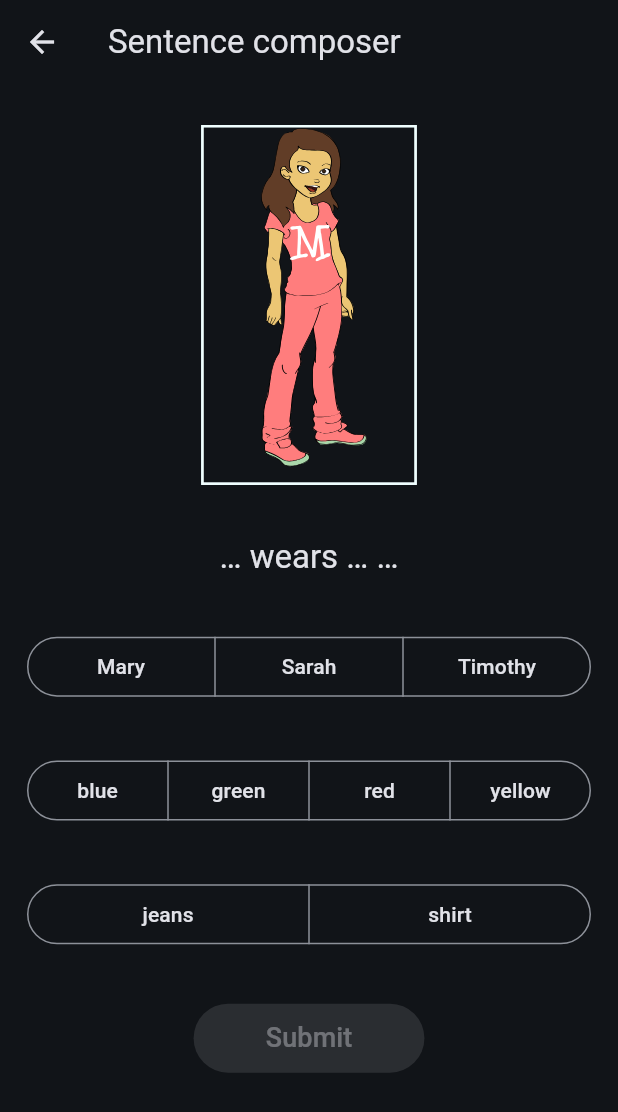
After one commit to mekispetermagan/skillbuildingapp, a Flutter app: the screen it shows after launch, scrolled down 152 dp, after a tap on "Sentence composer", on a phone screen of 412 x 824 dp. The commit adds this screen. Shown: the top 1112 px of the screen. Run offline on Flutter 3.47's test engine with Material 3 defaults, Android fonts, the phone set to English and light mode, and no system bars; our stand-ins replace flutter_svg; missing offline and left inert: flame, flutter_soloud.

Commit message:
Add sentence composer

```diff
--- /dev/null
+++ b/lib/controllers/sentence_composer_controller.dart
@@ -0,0 +1,140 @@
+import 'dart:async';
+import 'dart:math';
+
+import 'package:flutter/foundation.dart';
+
+import '../models/layered_person_outfit.dart';
+import '../models/sentence_quiz_sentence.dart';
+
+const sentenceComposerWinningScore = 10;
+const sentenceComposerFeedbackDuration = Duration(seconds: 1);
+
+enum SentenceComposerState { composing, feedback, won }
+
+enum ComposerChoiceFeedback { neutral, correct, wrong }
+
+class SentenceComposerController extends ChangeNotifier {
+  final Random _random;
+  final Duration feedbackDuration;
+
+  late LayeredPersonOutfit outfit;
+  SentencePerson? selectedPerson;
+  GarmentColor? selectedColor;
+  ClothingPiece? selectedPiece;
+  SentenceComposerState state = SentenceComposerState.composing;
+  int score = 0;
+  bool _disposed = false;
+
+  SentenceComposerController({
+    Random? random,
+    this.feedbackDuration = sentenceComposerFeedbackDuration,
+  }) : _random = random ?? Random() {
+    _nextExercise();
+  }
+
+  bool get canSelect => state == SentenceComposerState.composing;
+  bool get canSubmit =>
+      canSelect &&
+      selectedPerson != null &&
+      selectedColor != null &&
+      selectedPiece != null;
+
+  String get composedSentence {
+    final name = selectedPerson?.displayName ?? '…';
+    final color = selectedColor?.name ?? '…';
+    final piece = selectedPiece;
+    return switch (piece) {
+      ClothingPiece.shirt => '$name wears a $color shirt.',
+      ClothingPiece.jeans => '$name wears $color jeans.',
+      null => '$name wears $color …',
+    };
+  }
+
+  void start() {
+    score = 0;
+    state = SentenceComposerState.composing;
+    _nextExercise();
+    notifyListeners();
+  }
+
+  void selectPerson(SentencePerson person) {
+    if (!canSelect) return;
+    selectedPerson = person;
+    notifyListeners();
+  }
+
+  void selectColor(GarmentColor color) {
+    if (!canSelect) return;
+    selectedColor = color;
+    notifyListeners();
+  }
+
+  void selectPiece(ClothingPiece piece) {
+    if (!canSelect) return;
+    selectedPiece = piece;
+    notifyListeners();
+  }
+
+  Future<void> submit() async {
+    if (!canSubmit) return;
+    state = SentenceComposerState.feedback;
+    if (_isCorrect) score++;
+    notifyListeners();
+
+    await Future<void>.delayed(feedbackDuration);
+    if (_disposed) return;
+    if (score >= sentenceComposerWinningScore) {
+      state = SentenceComposerState.won;
+    } else {
+      state = SentenceComposerState.composing;
+      _nextExercise();
+    }
+    notifyListeners();
+  }
+
+  ComposerChoiceFeedback personFeedback(SentencePerson person) {
+    if (state != SentenceComposerState.feedback) {
+      return ComposerChoiceFeedback.neutral;
+    }
+    if (person == outfit.person) return ComposerChoiceFeedback.correct;
+    if (person == selectedPerson) return ComposerChoiceFeedback.wrong;
+    return ComposerChoiceFeedback.neutral;
+  }
+
+  ComposerChoiceFeedback colorFeedback(GarmentColor color) {
+    final piece = selectedPiece;
+    if (state != SentenceComposerState.feedback || piece == null) {
+      return ComposerChoiceFeedback.neutral;
+    }
+    if (color == outfit.colorFor(piece)) {
+      return ComposerChoiceFeedback.correct;
+    }
+    if (color == selectedColor) return ComposerChoiceFeedback.wrong;
+    return ComposerChoiceFeedback.neutral;
+  }
+
+  ComposerChoiceFeedback pieceFeedback(ClothingPiece piece) =>
+      state == SentenceComposerState.feedback && piece == selectedPiece
+      ? ComposerChoiceFeedback.correct
+      : ComposerChoiceFeedback.neutral;
+
+  bool get _isCorrect {
+    final piece = selectedPiece;
+    return piece != null &&
+        selectedPerson == outfit.person &&
+        selectedColor == outfit.colorFor(piece);
+  }
+
+  void _nextExercise() {
+    outfit = LayeredPersonOutfit.random(_random);
+    selectedPerson = null;
+    selectedColor = null;
+    selectedPiece = null;
+  }
+
+  @override
+  void dispose() {
+    _disposed = true;
+    super.dispose();
+  }
+}
--- a/lib/controllers/sentence_quiz_controller.dart
+++ b/lib/controllers/sentence_quiz_controller.dart
@@ -3,6 +3,7 @@ import 'dart:math';
 
 import 'package:flutter/foundation.dart';
 
+import '../models/layered_person_outfit.dart';
 import '../models/sentence_quiz_question.dart';
 import '../models/sentence_quiz_sentence.dart';
 
@@ -67,12 +68,10 @@ class SentenceQuizController extends ChangeNotifier {
   }
 
   void _generateQuestion() {
-    final person =
-        SentencePerson.values[_random.nextInt(SentencePerson.values.length)];
-    final shirtColor =
-        GarmentColor.values[_random.nextInt(GarmentColor.values.length)];
-    final jeansColor =
-        GarmentColor.values[_random.nextInt(GarmentColor.values.length)];
+    final outfit = LayeredPersonOutfit.random(_random);
+    final person = outfit.person;
+    final shirtColor = outfit.shirtColor;
+    final jeansColor = outfit.jeansColor;
     final visible = <SentenceQuizSentence>{
       SentenceQuizSentence(
         person: person,
@@ -101,9 +100,7 @@ class SentenceQuizController extends ChangeNotifier {
     final options = [solution, ...distractors.take(3)]..shuffle(_random);
 
     question = SentenceQuizQuestion(
-      person: person,
-      shirtColor: shirtColor,
-      jeansColor: jeansColor,
+      outfit: outfit,
       options: options,
       correctIndex: options.indexOf(solution),
     );
--- a/lib/controllers/session_controller.dart
+++ b/lib/controllers/session_controller.dart
@@ -29,6 +29,7 @@ import 'memory_controller.dart';
 import 'missing_letters_controller.dart';
 import 'phrase_building_controller.dart';
 import 'sentence_quiz_controller.dart';
+import 'sentence_composer_controller.dart';
 
 enum SessionStatus {
   menu,
@@ -40,6 +41,7 @@ enum SessionStatus {
   letterCatching,
   conveyor,
   sentenceQuiz,
+  sentenceComposer,
 }
 
 class SessionController extends ChangeNotifier {
@@ -62,12 +64,15 @@ class SessionController extends ChangeNotifier {
   String? _memoryError;
   bool _disposed = false;
   late final SentenceQuizController _sentenceQuizController;
+  late final SentenceComposerController _sentenceComposerController;
   SessionStatus status = SessionStatus.menu;
 
   SessionController({AssetBundle? assetBundle, AssetAudioPlayer? audioPlayer})
     : _assetBundle = assetBundle ?? rootBundle,
       _audioPlayer = audioPlayer ?? SoloudAssetAudioPlayer() {
     _sentenceQuizController = SentenceQuizController()
+      ..addListener(_forwardFeatureNotification);
+    _sentenceComposerController = SentenceComposerController()
       ..addListener(_forwardFeatureNotification);
     unawaited(_initializePhraseBuilding());
     unawaited(_initializeLetterDragging());
@@ -87,6 +92,7 @@ class SessionController extends ChangeNotifier {
     ('Letter catching', openLetterCatching),
     ('Word conveyor', openConveyor),
     ('Sentence quiz', openSentenceQuiz),
+    ('Sentence composer', openSentenceComposer),
   ];
 
   bool get phraseBuildingIsLoading =>
@@ -190,6 +196,16 @@ class SessionController extends ChangeNotifier {
   }
 
   void restartSentenceQuiz() => _sentenceQuizController.start();
+
+  SentenceComposerController get sentenceComposerController =>
+      _sentenceComposerController;
+
+  void openSentenceComposer() {
+    _sentenceComposerController.start();
+    _open(SessionStatus.sentenceComposer);
+  }
+
+  void restartSentenceComposer() => _sentenceComposerController.start();
 
   bool get missingLettersIsLoading =>
       _missingLettersController == null && _missingLettersError == null;
@@ -422,6 +438,8 @@ class SessionController extends ChangeNotifier {
     _memoryController?.dispose();
     _sentenceQuizController.removeListener(_forwardFeatureNotification);
     _sentenceQuizController.dispose();
+    _sentenceComposerController.removeListener(_forwardFeatureNotification);
+    _sentenceComposerController.dispose();
     super.dispose();
   }
 }
--- a/lib/main.dart
+++ b/lib/main.dart
@@ -118,6 +118,11 @@ class AppRootState extends State<AppRoot> {
           onBack: _sessionController.openMenu,
           onRestart: _sessionController.restartSentenceQuiz,
         ),
+        SessionStatus.sentenceComposer => SentenceComposerScreen(
+          controller: _sessionController.sentenceComposerController,
+          onBack: _sessionController.openMenu,
+          onRestart: _sessionController.restartSentenceComposer,
+        ),
       },
     );
   }
--- /dev/null
+++ b/lib/models/layered_person_outfit.dart
@@ -0,0 +1,38 @@
+import 'dart:math';
+
+import 'sentence_quiz_sentence.dart';
+
+class LayeredPersonOutfit {
+  final SentencePerson person;
+  final GarmentColor shirtColor;
+  final GarmentColor jeansColor;
+
+  const LayeredPersonOutfit({
+    required this.person,
+    required this.shirtColor,
+    required this.jeansColor,
+  });
+
+  factory LayeredPersonOutfit.random(Random random) => LayeredPersonOutfit(
+    person: SentencePerson.values[random.nextInt(SentencePerson.values.length)],
+    shirtColor: GarmentColor.values[random.nextInt(GarmentColor.values.length)],
+    jeansColor: GarmentColor.values[random.nextInt(GarmentColor.values.length)],
+  );
+
+  SentenceQuizSentence get visibleShirt => SentenceQuizSentence(
+    person: person,
+    color: shirtColor,
+    piece: ClothingPiece.shirt,
+  );
+
+  SentenceQuizSentence get visibleJeans => SentenceQuizSentence(
+    person: person,
+    color: jeansColor,
+    piece: ClothingPiece.jeans,
+  );
+
+  GarmentColor colorFor(ClothingPiece piece) => switch (piece) {
+    ClothingPiece.shirt => shirtColor,
+    ClothingPiece.jeans => jeansColor,
+  };
+}
--- a/lib/models/sentence_quiz_question.dart
+++ b/lib/models/sentence_quiz_question.dart
@@ -1,16 +1,13 @@
+import 'layered_person_outfit.dart';
 import 'sentence_quiz_sentence.dart';
 
 class SentenceQuizQuestion {
-  final SentencePerson person;
-  final GarmentColor shirtColor;
-  final GarmentColor jeansColor;
+  final LayeredPersonOutfit outfit;
   final List<SentenceQuizSentence> options;
   final int correctIndex;
 
   SentenceQuizQuestion({
-    required this.person,
-    required this.shirtColor,
-    required this.jeansColor,
+    required this.outfit,
     required List<SentenceQuizSentence> options,
     required this.correctIndex,
   }) : options = List.unmodifiable(options) {
@@ -19,15 +16,7 @@ class SentenceQuizQuestion {
 
   SentenceQuizSentence get solution => options[correctIndex];
 
-  SentenceQuizSentence get visibleShirt => SentenceQuizSentence(
-    person: person,
-    color: shirtColor,
-    piece: ClothingPiece.shirt,
-  );
+  SentenceQuizSentence get visibleShirt => outfit.visibleShirt;
 
-  SentenceQuizSentence get visibleJeans => SentenceQuizSentence(
-    person: person,
-    color: jeansColor,
-    piece: ClothingPiece.jeans,
-  );
+  SentenceQuizSentence get visibleJeans => outfit.visibleJeans;
 }
--- a/lib/screens/screens.dart
+++ b/lib/screens/screens.dart
@@ -5,6 +5,7 @@ export 'conveyor_screen.dart';
 export 'feature7_screen.dart';
 export 'feature8_screen.dart';
 export 'sentence_quiz_screen.dart';
+export 'sentence_composer_screen.dart';
 export 'menu_screen.dart';
 export 'letter_dragging_result_screen.dart';
 export 'letter_dragging_screen.dart';
--- /dev/null
+++ b/lib/screens/sentence_composer_screen.dart
@@ -0,0 +1,155 @@
+import 'package:flutter/material.dart';
+
+import '../controllers/sentence_composer_controller.dart';
+import '../models/sentence_quiz_sentence.dart';
+import '../widgets/feature_app_bar.dart';
+import '../widgets/layered_person.dart';
+import '../widgets/rewards.dart';
+import '../widgets/single_select_segments.dart';
+
+class SentenceComposerScreen extends StatelessWidget {
+  final SentenceComposerController controller;
+  final VoidCallback onBack;
+  final VoidCallback onRestart;
+
+  const SentenceComposerScreen({
+    required this.controller,
+    required this.onBack,
+    required this.onRestart,
+    super.key,
+  });
+
+  @override
+  Widget build(BuildContext context) => Scaffold(
+    appBar: FeatureAppBar(title: 'Sentence composer', onBack: onBack),
+    body: SafeArea(
+      child: ListenableBuilder(
+        listenable: controller,
+        builder: (_, _) => Stack(
+          children: [
+            Positioned.fill(child: _ComposerContent(controller: controller)),
+            if (controller.state == SentenceComposerState.won)
+              Positioned.fill(
+                child: ColoredBox(
+                  color: Colors.black54,
+                  child: Center(
+                    child: Column(
+                      mainAxisSize: MainAxisSize.min,
+                      children: [
+                        Text(
+                          'Congratulations!',
+                          style: Theme.of(context).textTheme.headlineMedium,
+                        ),
+                        const SizedBox(height: 20),
+                        FilledButton(
+                          onPressed: onRestart,
+                          child: const Text('Play again?'),
+                        ),
+                      ],
+                    ),
+                  ),
+                ),
+              ),
+          ],
+        ),
+      ),
+    ),
+  );
+}
+
+class _ComposerContent extends StatelessWidget {
+  final SentenceComposerController controller;
+
+  const _ComposerContent({required this.controller});
+
+  @override
+  Widget build(BuildContext context) {
+    final outfit = controller.outfit;
+    final canSelect = controller.canSelect;
+    return CustomScrollView(
+      slivers: [
+        SliverFillRemaining(
+          hasScrollBody: false,
+          child: Padding(
+            padding: const EdgeInsets.symmetric(horizontal: 18, vertical: 10),
+            child: Column(
+              mainAxisAlignment: MainAxisAlignment.spaceAround,
+              crossAxisAlignment: CrossAxisAlignment.stretch,
+              children: [
+                LayeredPerson(
+                  shirtImagePath: outfit.visibleShirt.imagePath,
+                  jeansImagePath: outfit.visibleJeans.imagePath,
+                ),
+                Text(
+                  controller.composedSentence,
+                  textAlign: TextAlign.center,
+                  style: Theme.of(context).textTheme.titleLarge,
+                ),
+                SingleSelectSegments<SentencePerson>(
+                  choices: [
+                    for (final person in SentencePerson.values)
+                      SegmentChoice(
+                        value: person,
+                        label: person.displayName,
+                        feedback: _feedback(controller.personFeedback(person)),
+                      ),
+                  ],
+                  selected: controller.selectedPerson,
+                  onSelected: canSelect ? controller.selectPerson : null,
+                ),
+                SingleSelectSegments<GarmentColor>(
+                  choices: [
+                    for (final color in GarmentColor.values)
+                      SegmentChoice(
+                        value: color,
+                        label: color.name,
+                        feedback: _feedback(controller.colorFeedback(color)),
+                      ),
+                  ],
+                  selected: controller.selectedColor,
+                  onSelected: canSelect ? controller.selectColor : null,
+                ),
+                SingleSelectSegments<ClothingPiece>(
+                  choices: [
+                    for (final piece in const [
+                      ClothingPiece.jeans,
+                      ClothingPiece.shirt,
+                    ])
+                      SegmentChoice(
+                        value: piece,
+                        label: piece.name,
+                        feedback: _feedback(controller.pieceFeedback(piece)),
+                      ),
+                  ],
+                  selected: controller.selectedPiece,
+                  onSelected: canSelect ? controller.selectPiece : null,
+                ),
+                Center(
+                  child: FilledButton(
+                    key: const ValueKey('sentence-composer-submit'),
+                    onPressed: controller.canSubmit ? controller.submit : null,
+                    child: const Padding(
+                      padding: EdgeInsets.symmetric(
+                        horizontal: 24,
+                        vertical: 10,
+                      ),
+                      child: Text('Submit', style: TextStyle(fontSize: 18)),
+                    ),
+                  ),
+                ),
+                SizedBox(height: 46, child: Rewards(count: controller.score)),
+              ],
+            ),
+          ),
+        ),
+      ],
+    );
+  }
+
+  SegmentFeedback _feedback(ComposerChoiceFeedback feedback) =>
+      switch (feedback) {
+        ComposerChoiceFeedback.neutral => SegmentFeedback.neutral,
+        ComposerChoiceFeedback.correct => SegmentFeedback.correct,
+        ComposerChoiceFeedback.wrong => SegmentFeedback.wrong,
+      };
+}
--- /dev/null
+++ b/lib/widgets/single_select_segments.dart
@@ -0,0 +1,84 @@
+import 'package:flutter/material.dart';
+
+enum SegmentFeedback { neutral, correct, wrong }
+
+class SegmentChoice<T> {
+  final T value;
+  final String label;
+  final SegmentFeedback feedback;
+
+  const SegmentChoice({
+    required this.value,
+    required this.label,
+    this.feedback = SegmentFeedback.neutral,
+  });
+}
+
+class SingleSelectSegments<T> extends StatelessWidget {
+  final List<SegmentChoice<T>> choices;
+  final T? selected;
+  final ValueChanged<T>? onSelected;
+
+  const SingleSelectSegments({
+    required this.choices,
+    required this.selected,
+    required this.onSelected,
+    super.key,
+  });
+
+  @override
+  Widget build(BuildContext context) => SegmentedButton<T>(
+    segments: [
+      for (final choice in choices)
+        ButtonSegment<T>(
+          value: choice.value,
+          label: _SegmentLabel(label: choice.label, feedback: choice.feedback),
+        ),
+    ],
+    selected: selected == null ? <T>{} : <T>{selected as T},
+    emptySelectionAllowed: true,
+    showSelectedIcon: false,
+    expandedInsets: EdgeInsets.zero,
+    onSelectionChanged: onSelected == null
+        ? null
+        : (values) {
+            if (values.isNotEmpty) onSelected!(values.single);
+          },
+  );
+}
+
+class _SegmentLabel extends StatelessWidget {
+  final String label;
+  final SegmentFeedback feedback;
+
+  const _SegmentLabel({required this.label, required this.feedback});
+
+  @override
+  Widget build(BuildContext context) {
+    final scheme = Theme.of(context).colorScheme;
+    final (background, foreground) = switch (feedback) {
+      SegmentFeedback.correct => (
+        ColorScheme.fromSeed(
+          seedColor: Colors.green,
+          brightness: scheme.brightness,
+        ).primaryContainer,
+        ColorScheme.fromSeed(
+          seedColor: Colors.green,
+          brightness: scheme.brightness,
+        ).onPrimaryContainer,
+      ),
+      SegmentFeedback.wrong => (scheme.errorContainer, scheme.onErrorContainer),
+      SegmentFeedback.neutral => (Colors.transparent, null),
+    };
+    return DecoratedBox(
+      decoration: BoxDecoration(
+        color: background,
+        borderRadius: BorderRadius.circular(6),
+      ),
+      child: Padding(
+        padding: const EdgeInsets.symmetric(horizontal: 5, vertical: 3),
+        child: Text(label, style: TextStyle(color: foreground)),
+      ),
+    );
+  }
+}
```
Also changed, not shown: 2 other files.
